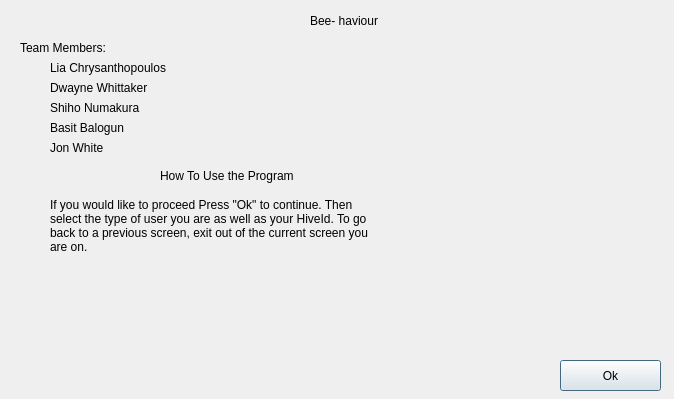
ShihoVN/HiveChime, file LoginGUI/intro.ui: the form before one commit.
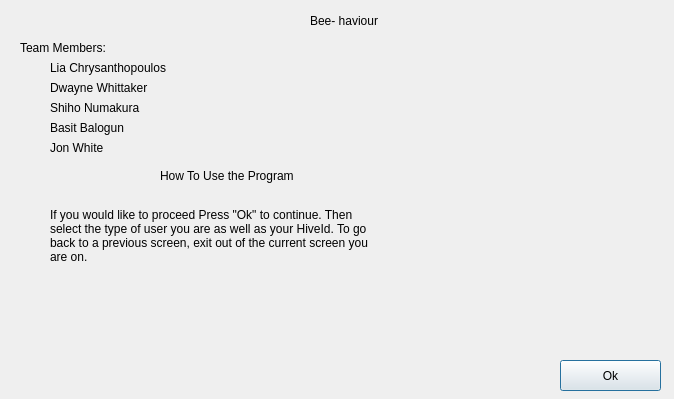
The form after the commit.

The edit to the form file:
```diff
--- a/LoginGUI/intro.ui
+++ b/LoginGUI/intro.ui
@@ -134,7 +134,7 @@
    <property name="geometry">
     <rect>
      <x>50</x>
-     <y>190</y>
+     <y>200</y>
      <width>321</width>
      <height>71</height>
     </rect>
```
